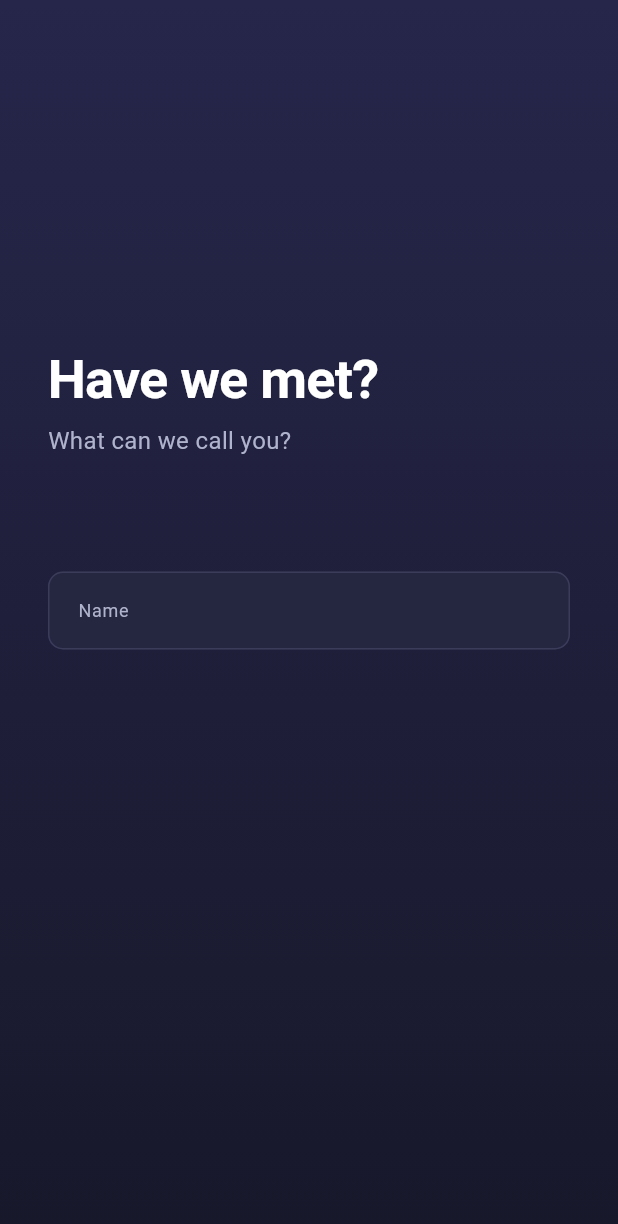
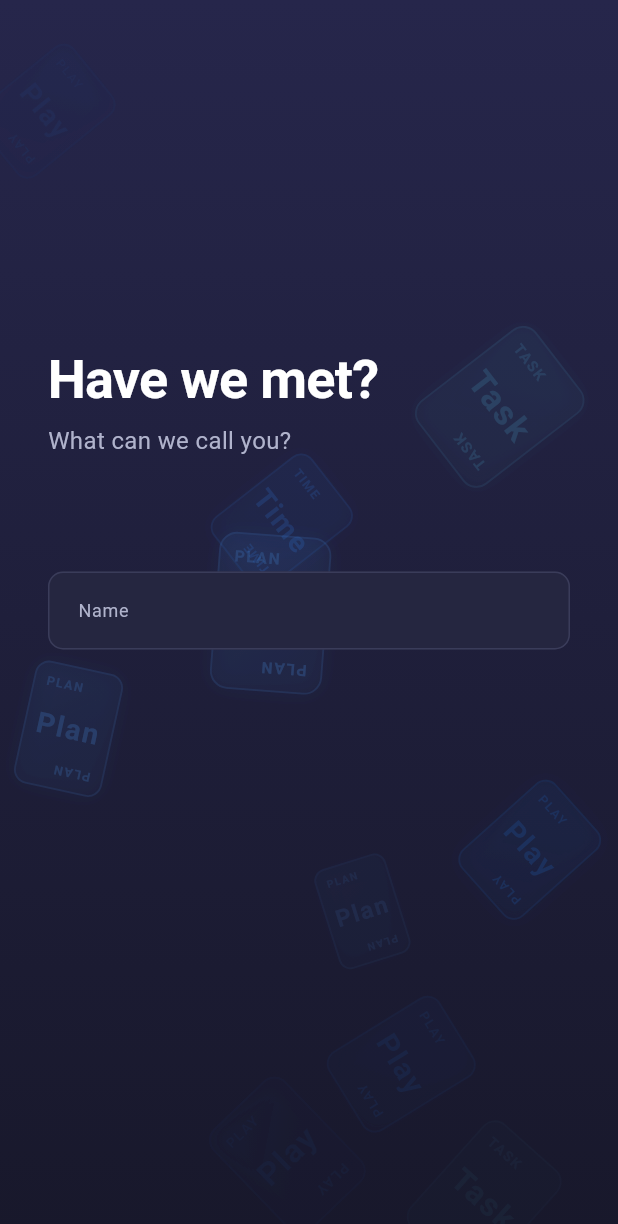
Before and after one commit to FontysRyan/Individualproject2St3, a Flutter app: the screen it shows after launch, on a phone screen of 412 x 824 dp. Shown: the top 1224 px of the screen. Run offline on Flutter 3.47's test engine with Material 3 defaults, Android fonts, the light colour scheme and no system bars; our stand-ins replace shared_preferences.

Commit message:
Add floating cards background and tweak UI
Introduce a new FloatingCardsBackground widget (animated ambient cards) and integrate it into the onboarding screen. Replace/rename the onboarding animation controller to _fadeController and increase the fade duration to 700ms; ensure proper disposal. Wrap onboarding content in a Stack with the new background and keep the existing fade/opacity behavior for the continue button. Make minor Home screen adjustments: center header text, reduce spacer sizes, remove the placeholder _onPlanThisWeek snackbar, and remove the onTap from the disabled weekly plan button.

```diff
--- a/lib/screens/home/home_screen.dart
+++ b/lib/screens/home/home_screen.dart
@@ -44,17 +44,6 @@ class _HomeScreenState extends State<HomeScreen>
     });
   }
 
-  void _onPlanThisWeek() {
-    ScaffoldMessenger.of(context).showSnackBar(
-      SnackBar(
-        content: const Text('Week planning coming soon!'),
-        backgroundColor: AppColors.surface,
-        behavior: SnackBarBehavior.floating,
-        shape: RoundedRectangleBorder(borderRadius: BorderRadius.circular(12)),
-      ),
-    );
-  }
-
   @override
   Widget build(BuildContext context) {
     return Scaffold(
@@ -65,7 +54,7 @@ class _HomeScreenState extends State<HomeScreen>
             child: Padding(
               padding: const EdgeInsets.symmetric(horizontal: 32),
               child: Column(
-                crossAxisAlignment: CrossAxisAlignment.start,
+                crossAxisAlignment: CrossAxisAlignment.center,
                 children: [
                   const Spacer(flex: 3),
 
@@ -79,7 +68,7 @@ class _HomeScreenState extends State<HomeScreen>
                     style: AppTextStyles.subtitle,
                   ),
 
-                  const Spacer(flex: 3),
+                  const Spacer(flex: 1),
 
                   PillButton(
                     label: 'Start planning today',
@@ -93,7 +82,6 @@ class _HomeScreenState extends State<HomeScreen>
                   PillButton(
                     label: 'Start planning this week',
                     icon: Icons.calendar_month_outlined,
-                    onTap: _onPlanThisWeek,
                     disabled: true,
                   ),
 
--- a/lib/screens/onboarding/onboarding_screen.dart
+++ b/lib/screens/onboarding/onboarding_screen.dart
@@ -4,6 +4,7 @@ import '../../core/theme/app_colors.dart';
 import '../../core/theme/text_styles.dart';
 import '../../shared/widgets/app_background.dart';
 import '../../shared/widgets/app_text_field.dart';
+import '../../shared/widgets/floating_cards_background.dart';
 import '../../shared/widgets/pill_button.dart';
 
 class OnboardingScreen extends StatefulWidget {
@@ -17,8 +18,9 @@ class _OnboardingScreenState extends State<OnboardingScreen>
     with SingleTickerProviderStateMixin {
   final TextEditingController _nameController = TextEditingController();
   final FocusNode _focusNode = FocusNode();
-  late AnimationController _animController;
-  late Animation<double> _fadeIn;
+
+  late final AnimationController _fadeController;
+  late final Animation<double> _fadeIn;
 
   bool get _canContinue => _nameController.text.trim().isNotEmpty;
 
@@ -26,13 +28,12 @@ class _OnboardingScreenState extends State<OnboardingScreen>
   void initState() {
     super.initState();
 
-    // Simple fade — no slide, keeps the screen clean and calm
-    _animController = AnimationController(
+    _fadeController = AnimationController(
       vsync: this,
-      duration: const Duration(milliseconds: 600),
+      duration: const Duration(milliseconds: 700),
     );
-    _fadeIn = CurvedAnimation(parent: _animController, curve: Curves.easeOut);
-    _animController.forward();
+    _fadeIn = CurvedAnimation(parent: _fadeController, curve: Curves.easeOut);
+    _fadeController.forward();
 
     _nameController.addListener(() => setState(() {}));
   }
@@ -41,7 +42,7 @@ class _OnboardingScreenState extends State<OnboardingScreen>
   void dispose() {
     _nameController.dispose();
     _focusNode.dispose();
-    _animController.dispose();
+    _fadeController.dispose();
     super.dispose();
   }
 
@@ -61,9 +62,13 @@ class _OnboardingScreenState extends State<OnboardingScreen>
   @override
   Widget build(BuildContext context) {
     return Scaffold(
-      // No backgroundColor needed — AppBackground handles it
       body: AppBackground(
-        child: SafeArea(
+        child: Stack(
+          children: [
+            // ── Ambient card background
+            const Positioned.fill(child: FloatingCardsBackground()),
+
+            SafeArea(
               child: GestureDetector(
                 onTap: () => FocusScope.of(context).unfocus(),
                 child: FadeTransition(
@@ -75,7 +80,7 @@ class _OnboardingScreenState extends State<OnboardingScreen>
                       children: [
                         const Spacer(flex: 3),
 
-                    Text('Have we met?', style: AppTextStyles.displayLarge, ),
+                        Text('Have we met?', style: AppTextStyles.displayLarge),
                         const SizedBox(height: 8),
                         Text('What can we call you?', style: AppTextStyles.subtitle),
 
@@ -94,12 +99,10 @@ class _OnboardingScreenState extends State<OnboardingScreen>
 
                         const SizedBox(height: 24),
 
-                    // Button fades in once something is typed
                         AnimatedOpacity(
                           opacity: _canContinue ? 1.0 : 0.0,
                           duration: const Duration(milliseconds: 250),
                           child: PillButton(
-                        alignment: MainAxisAlignment.start,
                             label: 'Continue',
                             onTap: _canContinue ? _saveName : null,
                           ),
@@ -112,6 +115,8 @@ class _OnboardingScreenState extends State<OnboardingScreen>
                 ),
               ),
             ),
+          ],
+        ),
       ),
     );
   }
--- /dev/null
+++ b/lib/shared/widgets/floating_cards_background.dart
@@ -0,0 +1,257 @@
+import 'dart:math';
+import 'package:flutter/material.dart';
+
+// Floating Cards Background
+
+class FloatingCardsBackground extends StatefulWidget {
+  final int cardCount;
+  final Duration driftDuration;
+
+  const FloatingCardsBackground({
+    super.key,
+    this.cardCount = 10,
+    this.driftDuration = const Duration(seconds: 18),
+  });
+
+  @override
+  State<FloatingCardsBackground> createState() =>
+      _FloatingCardsBackgroundState();
+}
+
+class _FloatingCardsBackgroundState extends State<FloatingCardsBackground>
+    with SingleTickerProviderStateMixin {
+  late final AnimationController _controller;
+  late final List<_CardData> _cards;
+
+  static const _suits = ['Plan', 'Time', 'Task', 'Play'];
+
+  @override
+  void initState() {
+    super.initState();
+
+    _controller = AnimationController(
+      vsync: this,
+      duration: widget.driftDuration,
+    )..repeat();
+
+    final rng = Random(7);
+
+    _cards = List.generate(widget.cardCount, (_) {
+      return _CardData(
+        startX: rng.nextDouble(),
+        startY: rng.nextDouble(),
+        width: 44 + rng.nextDouble() * 32,
+        angle: (rng.nextDouble() - 0.5) * pi * 0.6,
+        speed: 0.35 + rng.nextDouble() * 0.65,
+        opacity: 0.06 + rng.nextDouble() * 0.10,
+        suit: _suits[rng.nextInt(_suits.length)],
+      );
+    });
+  }
+
+  @override
+  void dispose() {
+    _controller.dispose();
+    super.dispose();
+  }
+
+  @override
+  Widget build(BuildContext context) {
+    final screenSize = MediaQuery.of(context).size;
+
+    return AnimatedBuilder(
+      animation: _controller,
+      builder: (context, _) {
+        final t = _controller.lastElapsedDuration?.inMilliseconds ?? 0;
+
+        return Stack(
+          clipBehavior: Clip.hardEdge,
+          children: _cards.expand((card) {
+            final baseProgress = (t / (8000 + card.speed * 4000)) + card.startY;
+
+            List<Widget> widgets = [];
+
+            for (int i = 0; i < 2; i++) {
+              final progress = (baseProgress + i) % 1.0;
+
+              // Vertical movement
+              final dy = screenSize.height * (1 - progress);
+
+              // Horizontal sway
+              final sway = sin(progress * pi * 2 + card.startX * 5) * 16;
+              final dx = card.startX * screenSize.width + sway;
+
+              // Fade logic
+              double opacity;
+              if (progress < 0.12) {
+                opacity = progress / 0.12;
+              } else if (progress > 0.85) {
+                opacity = (1 - progress) / 0.15;
+              } else {
+                opacity = 1;
+              }
+
+              opacity *= card.opacity;
+
+              widgets.add(
+                Positioned(
+                  left: dx - card.width / 2,
+                  top: dy - (card.width * 1.4) / 2,
+                  child: Transform.rotate(
+                    angle: card.angle + progress * 0.6,
+                    child: Opacity(
+                      opacity: opacity.clamp(0.0, 1.0),
+                      child: _PlayingCardShape(
+                        width: card.width,
+                        suit: card.suit,
+                      ),
+                    ),
+                  ),
+                ),
+              );
+            }
+
+            return widgets;
+          }).toList(),
+        );
+      },
+    );
+  }
+}
+
+// Playing Card Shape
+class _PlayingCardShape extends StatelessWidget {
+  final double width;
+  final String suit;
+
+  const _PlayingCardShape({
+    required this.width,
+    required this.suit,
+  });
+
+  @override
+  Widget build(BuildContext context) {
+    final height = width * 1.4;
+    final radius = width * 0.16;
+
+    final _CardStyle style = _getStyle(suit);
+
+    return Container(
+      width: width,
+      height: height,
+      decoration: BoxDecoration(
+        borderRadius: BorderRadius.circular(radius),
+
+        gradient: LinearGradient(
+          begin: Alignment.topLeft,
+          end: Alignment.bottomRight,
+          colors: [
+            style.color.withValues(alpha:0.20),
+            style.color.withValues(alpha: 0.05),
+          ],
+        ),
+
+        border: Border.all(
+          color: style.color.withValues(alpha:0.4),
+          width: 1.2,
+        ),
+
+        boxShadow: [
+          BoxShadow(
+            color: style.color.withValues(alpha:0.15),
+            blurRadius: 12,
+            spreadRadius: 1,
+          ),
+        ],
+      ),
+      child: Stack(
+        children: [
+          Positioned(
+            top: width * 0.10,
+            left: width * 0.12,
+            child: Text(
+              suit.toUpperCase(),
+              style: TextStyle(
+                color: style.color.withValues(alpha:0.8),
+                fontSize: width * 0.14,
+                fontWeight: FontWeight.w600,
+                letterSpacing: 1,
+              ),
+            ),
+          ),
+
+          // Bottom label (mirrored)
+          Positioned(
+            bottom: width * 0.10,
+            right: width * 0.12,
+            child: Transform.rotate(
+              angle: pi,
+              child: Text(
+                suit.toUpperCase(),
+                style: TextStyle(
+                  color: style.color.withValues(alpha: 0.8),
+                  fontSize: width * 0.14,
+                  fontWeight: FontWeight.w600,
+                  letterSpacing: 1,
+                ),
+              ),
+            ),
+          ),
+
+          Center(
+            child: Text(
+              suit,
+              textAlign: TextAlign.center,
+              style: TextStyle(
+                color: style.color.withValues(alpha: 0.9),
+                fontSize: width * 0.32,
+                fontWeight: FontWeight.bold,
+                letterSpacing: 1.2,
+              ),
+            ),
+          ),
+        ],
+      ),
+    );
+  }
+
+  _CardStyle _getStyle(String suit) {
+    switch (suit) {
+      case 'Plan':
+        return _CardStyle(const Color(0xFF4DA3FF));
+      case 'Time':
+        return _CardStyle(const Color(0xFF2F80ED));
+      case 'Task':
+        return _CardStyle(const Color(0xFF56CCF2));
+      case 'Play':
+        return _CardStyle(const Color(0xFF1C6DD0));
+      default:
+        return _CardStyle(Colors.white);
+    }
+  }
+}
+
+class _CardStyle {
+  final Color color;
+  const _CardStyle(this.color);
+}
+
+class _CardData {
+  final double startX;
+  final double startY;
+  final double width;
+  final double angle;
+  final double speed;
+  final double opacity;
+  final String suit;
+
+  const _CardData({
+    required this.startX,
+    required this.startY,
+    required this.width,
+    required this.angle,
+    required this.speed,
+    required this.opacity,
+    required this.suit,
+  });
+}
```
Lines whose indentation alone changed are shown as unchanged.
